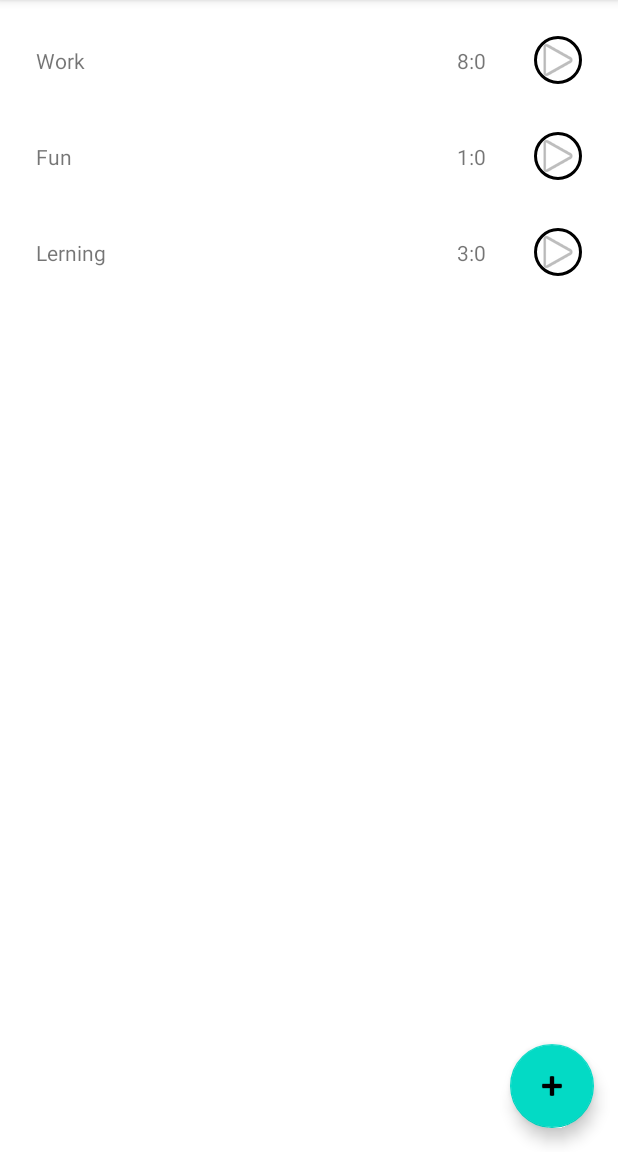
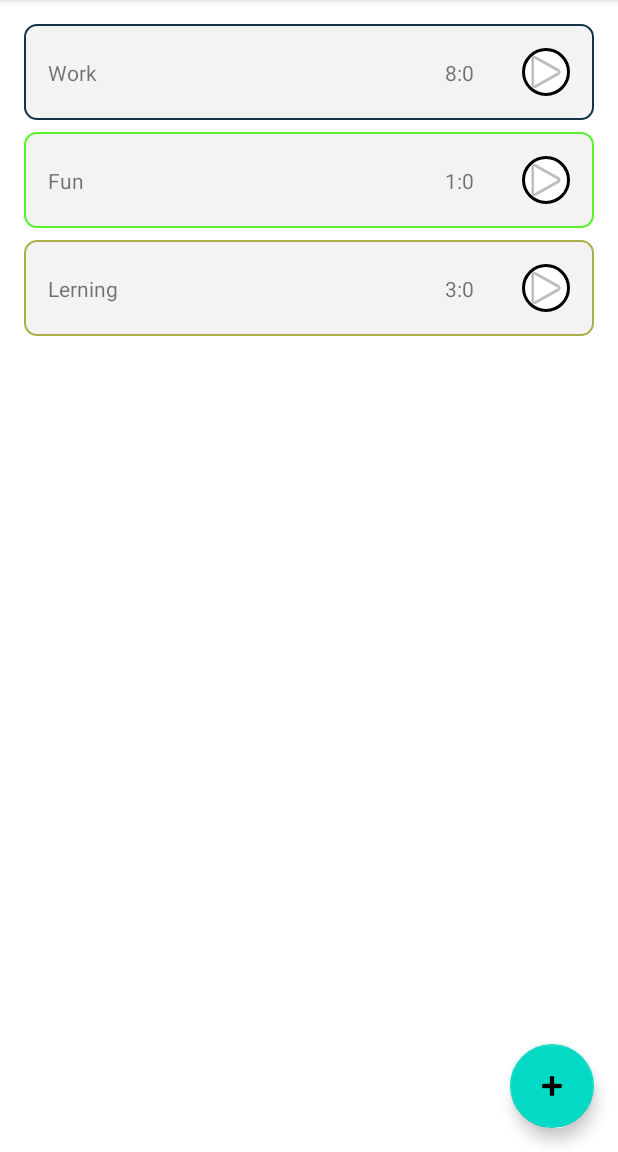
Before and after one commit to lordicase/TimeManager, an Android app: the screen it shows after launch (MainActivity), on a phone screen of 412 x 824 dp, the part 84-1236 px from its top. Run offline under Robolectric (Android 15) with nearby library versions, the phone set to English and light mode, and no system bars.

Commit message:
Added item color changing

```diff
--- a/app/src/main/java/com/example/timemanager/MainActivity.java
+++ b/app/src/main/java/com/example/timemanager/MainActivity.java
@@ -8,7 +8,7 @@ import android.os.Bundle;
 
 public class MainActivity extends AppCompatActivity {
     public static RecyclerView recycleView;
-    String project[], time[];
+    String project[], time[], color[];
 
     @Override
     protected void onCreate(Bundle savedInstanceState) {
@@ -18,8 +18,9 @@ public class MainActivity extends AppCompatActivity {
 
         project = getResources().getStringArray(R.array.Project);
         time = getResources().getStringArray(R.array.Time);
+        color = getResources().getStringArray(R.array.Color);
 
-        Project_Adapter projectAdapter = new Project_Adapter(this, project,time);
+        Project_Adapter projectAdapter = new Project_Adapter(this, project, time, color);
         recycleView.setAdapter(projectAdapter);
         recycleView.setLayoutManager(new LinearLayoutManager(this));
     }
--- a/app/src/main/java/com/example/timemanager/Project_Adapter.java
+++ b/app/src/main/java/com/example/timemanager/Project_Adapter.java
@@ -1,9 +1,12 @@
 package com.example.timemanager;
 
 import android.content.Context;
+import android.graphics.Color;
+import android.graphics.drawable.GradientDrawable;
 import android.view.LayoutInflater;
 import android.view.View;
 import android.view.ViewGroup;
+import android.widget.ImageView;
 import android.widget.TextView;
 
 import androidx.annotation.NonNull;
@@ -11,13 +14,14 @@ import androidx.recyclerview.widget.RecyclerView;
 
 public class Project_Adapter extends RecyclerView.Adapter<Project_Adapter.ViewHolder> {
 
-    String project[], time[];
+    String project[], time[], color[];
     Context context;
 
-    public Project_Adapter(Context ct, String pro[], String tm[]){
+    public Project_Adapter(Context ct, String pro[], String tm[], String col[]){
     context = ct;
     project=pro;
     time=tm;
+    color=col;
 
     }
     @NonNull
@@ -33,6 +37,9 @@ public class Project_Adapter extends RecyclerView.Adapter<Project_Adapter.ViewHo
     public void onBindViewHolder(@NonNull ViewHolder holder, int position) {
         holder.project_tv.setText(project[position]);
         holder.time_tv.setText(time[position]);
+
+        GradientDrawable drawable = (GradientDrawable)holder.imageView.getBackground();
+        drawable.setStroke(2, Color.parseColor(color[position])); // set stroke width and stroke color
     }
 
     @Override
@@ -42,11 +49,12 @@ public class Project_Adapter extends RecyclerView.Adapter<Project_Adapter.ViewHo
 
     public class ViewHolder extends RecyclerView.ViewHolder {
         TextView project_tv, time_tv;
-
+        ImageView imageView;
         public ViewHolder(@NonNull View itemView) {
             super(itemView);
             project_tv = itemView.findViewById(R.id.textView1);
             time_tv = itemView.findViewById(R.id.textView2);
+            imageView = itemView.findViewById(R.id.imageView);
         }
     }
 }
--- a/app/src/main/res/drawable/item_bg.xml
+++ b/app/src/main/res/drawable/item_bg.xml
@@ -1,4 +1,9 @@
 <shape xmlns:android="http://schemas.android.com/apk/res/android" android:shape="rectangle" >
     <solid android:color="@color/light_gray" />
-    <stroke android:width="5dip" android:color="#4fa5d5"/>
+    <stroke android:width="2dip" android:color="#4fa5d5" />
+    <corners android:bottomRightRadius="8dp"
+        android:bottomLeftRadius="8dp"
+        android:topRightRadius="8dp"
+        android:topLeftRadius="8dp"/>
+
 </shape>
--- a/app/src/main/res/layout/item_project.xml
+++ b/app/src/main/res/layout/item_project.xml
@@ -9,13 +9,18 @@
     <ImageView
         android:id="@+id/imageView"
 
+        android:layout_width="match_parent"
+        android:layout_height="64dp"
+        android:layout_marginStart="8dp"
+        android:layout_marginTop="8dp"
+        android:layout_marginEnd="8dp"
         android:background="@drawable/item_bg"
         app:layout_constraintBottom_toBottomOf="parent"
         app:layout_constraintEnd_toEndOf="parent"
+        app:layout_constraintHorizontal_bias="1.0"
         app:layout_constraintStart_toStartOf="parent"
         app:layout_constraintTop_toTopOf="parent"
-        android:layout_height="match_parent"
-        android:layout_width="match_parent" />
+        app:layout_constraintVertical_bias="1.0" />
 
     <TextView
         android:id="@+id/textView1"
@@ -24,8 +29,8 @@
         android:layout_marginStart="16dp"
         android:text="Title"
         app:layout_constraintBottom_toBottomOf="parent"
-        app:layout_constraintStart_toStartOf="parent"
-        app:layout_constraintTop_toTopOf="parent" />
+        app:layout_constraintStart_toStartOf="@+id/imageView"
+        app:layout_constraintTop_toTopOf="@+id/imageView" />
 
     <TextView
         android:id="@+id/textView2"
@@ -35,20 +40,17 @@
         android:text="Time"
         app:layout_constraintBottom_toBottomOf="parent"
         app:layout_constraintEnd_toStartOf="@+id/imageButton"
-        app:layout_constraintTop_toTopOf="parent" />
+        app:layout_constraintTop_toTopOf="@+id/imageView" />
 
     <ImageButton
         android:id="@+id/imageButton"
-        android:background="@drawable/roundedbutton"
         android:layout_width="wrap_content"
         android:layout_height="wrap_content"
-        android:layout_marginTop="16dp"
         android:layout_marginEnd="16dp"
-        android:layout_marginBottom="16dp"
+        android:background="@drawable/roundedbutton"
         app:layout_constraintBottom_toBottomOf="parent"
-        app:layout_constraintEnd_toEndOf="parent"
-        app:layout_constraintTop_toTopOf="parent"
-        app:srcCompat="@android:drawable/ic_media_play"
-    />
+        app:layout_constraintEnd_toEndOf="@+id/imageView"
+        app:layout_constraintTop_toTopOf="@+id/imageView"
+        app:srcCompat="@android:drawable/ic_media_play" />
 
 </androidx.constraintlayout.widget.ConstraintLayout>
--- a/app/src/main/res/values/strings.xml
+++ b/app/src/main/res/values/strings.xml
@@ -12,4 +12,10 @@
         <item>1:0</item>
         <item>3:0</item>
     </string-array>
+
+    <string-array name="Color">
+        <item>#123546</item>
+        <item>#54f32a</item>
+        <item>#aaaf45</item>
+    </string-array>
 </resources>
```
